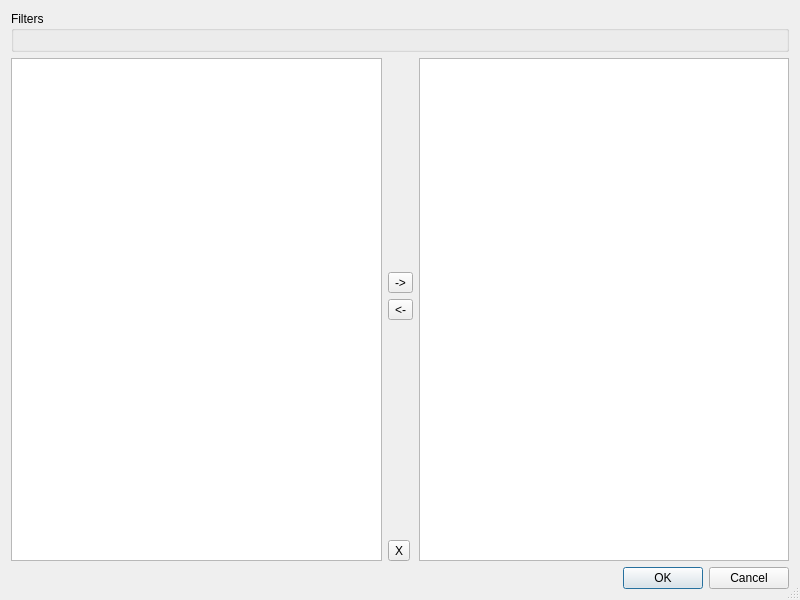
Qt form gui/mainwindow.ui (Baum42/paxchange) before a commit.
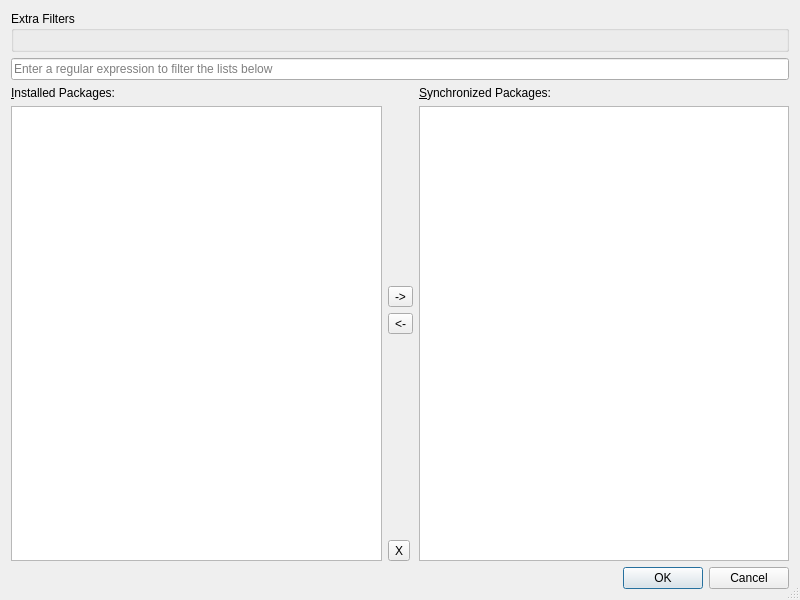
The same form after that commit. Icons and pictures are not drawn.

Diff of the .ui file:
```diff
--- a/gui/mainwindow.ui
+++ b/gui/mainwindow.ui
@@ -16,18 +16,40 @@
   <property name="sizeGripEnabled">
    <bool>true</bool>
   </property>
-  <layout class="QVBoxLayout" name="verticalLayout_3">
+  <layout class="QVBoxLayout" name="verticalLayout_4" stretch="0,0,1,0">
    <item>
     <widget class="QGroupBox" name="groupBox">
      <property name="title">
-      <string>Filters</string>
+      <string>Extra Filters</string>
      </property>
      <layout class="QVBoxLayout" name="checkLayout"/>
     </widget>
    </item>
+   <item>
+    <widget class="QLineEdit" name="lineEdit">
+     <property name="placeholderText">
+      <string>Enter a regular expression to filter the lists below</string>
+     </property>
+     <property name="clearButtonEnabled">
+      <bool>true</bool>
+     </property>
+    </widget>
+   </item>
    <item>
     <layout class="QHBoxLayout" name="horizontalLayout">
      <item>
+      <layout class="QVBoxLayout" name="verticalLayout_3">
+       <item>
+        <widget class="QLabel" name="label">
+         <property name="text">
+          <string>&amp;Installed Packages:</string>
+         </property>
+         <property name="buddy">
+          <cstring>localPackageListView</cstring>
+         </property>
+        </widget>
+       </item>
+       <item>
       <widget class="QListView" name="localPackageListView">
        <property name="editTriggers">
         <set>QAbstractItemView::NoEditTriggers</set>
@@ -40,6 +62,8 @@
        </property>
       </widget>
      </item>
+      </layout>
+     </item>
      <item>
       <layout class="QVBoxLayout" name="verticalLayout">
        <item>
@@ -113,6 +137,18 @@
       </layout>
      </item>
      <item>
+      <layout class="QVBoxLayout" name="verticalLayout_2">
+       <item>
+        <widget class="QLabel" name="label_2">
+         <property name="text">
+          <string>&amp;Synchronized Packages:</string>
+         </property>
+         <property name="buddy">
+          <cstring>dbPackageListView</cstring>
+         </property>
+        </widget>
+       </item>
+       <item>
       <widget class="QListView" name="dbPackageListView">
        <property name="editTriggers">
         <set>QAbstractItemView::NoEditTriggers</set>
@@ -127,6 +163,8 @@
      </item>
     </layout>
    </item>
+    </layout>
+   </item>
    <item>
     <widget class="QDialogButtonBox" name="buttonBox">
      <property name="standardButtons">
```
Left out of the diff: 17 changed lines with no effect on the pictures. Lines whose indentation alone changed are shown as unchanged.
